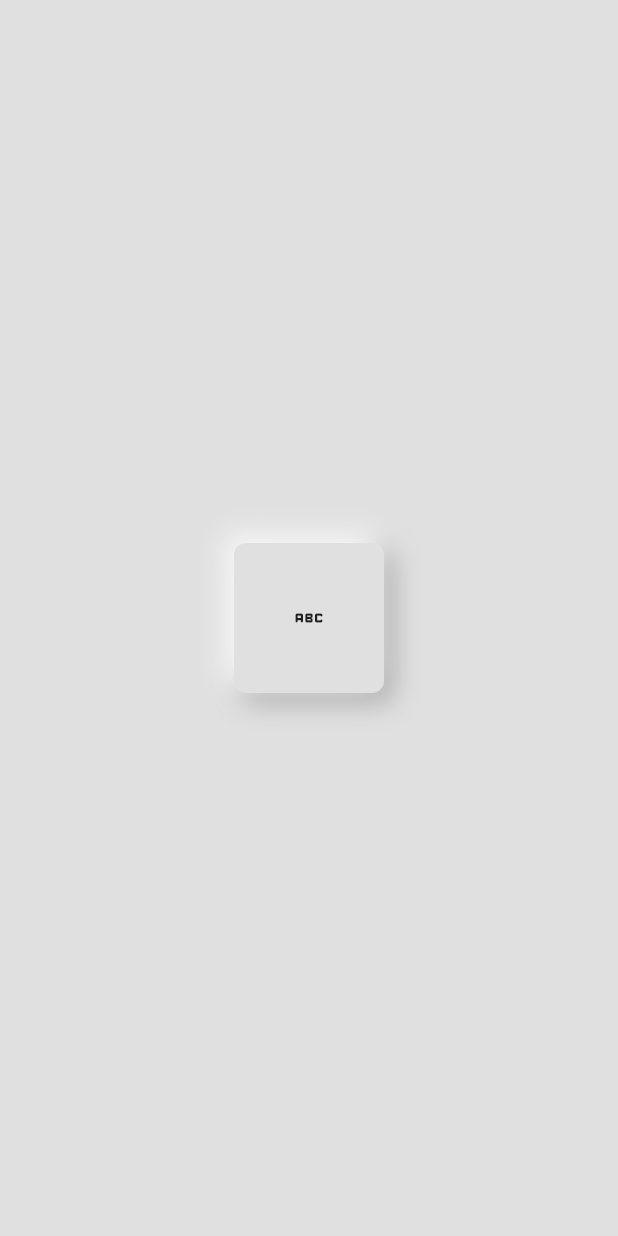
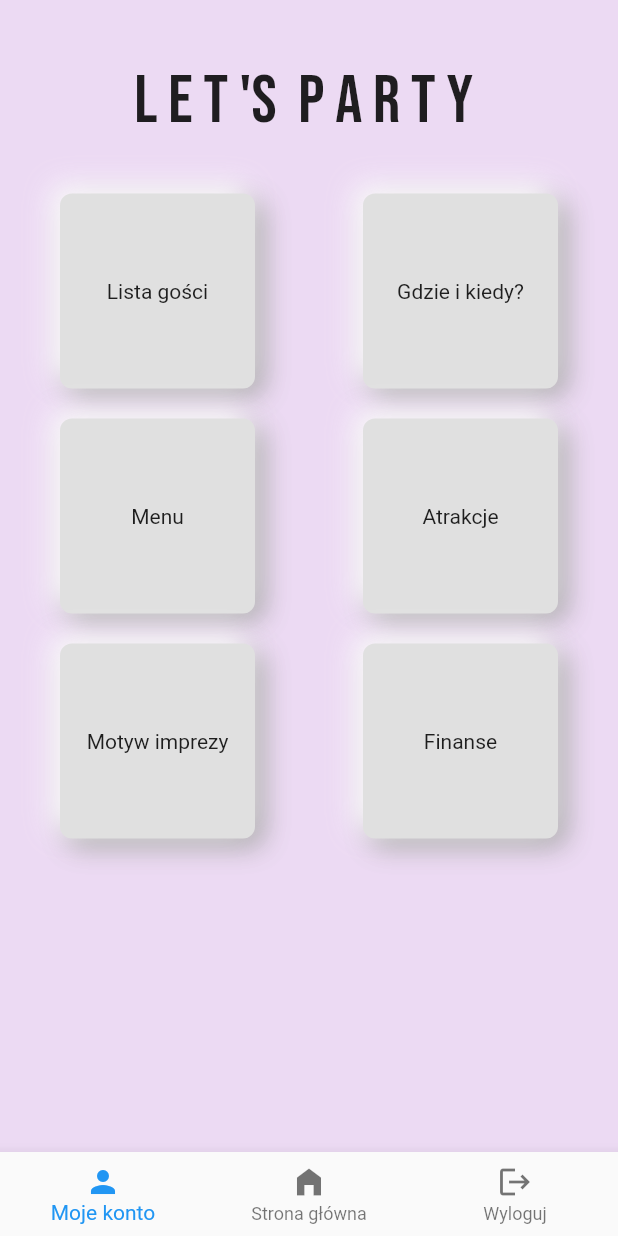
Before and after one commit to agajaworska/letsparty, a Flutter app: the screen it shows after launch, on a phone screen of 412 x 824 dp. Run offline on Flutter 3.47's test engine with Material 2 defaults, Android fonts, the phone set to English and light mode, and no system bars; our stand-ins replace google_fonts.

Commit message:
Add NewBoxes and BottomNavigationBar to home_page

```diff
--- a/lib/pages/home_page/home_page.dart
+++ b/lib/pages/home_page/home_page.dart
@@ -1,4 +1,5 @@
 import 'package:flutter/material.dart';
+import 'package:google_fonts/google_fonts.dart';
 import 'package:letsparty/features/new_box.dart';
 
 class HomePage extends StatelessWidget {
@@ -9,16 +10,101 @@ class HomePage extends StatelessWidget {
   @override
   Widget build(BuildContext context) {
     return Scaffold(
-      backgroundColor: Colors.grey[300],
-      body: const Center(
-        child: SizedBox(
-          width: 100,
-          height: 100,
-          child: NewBox(
-            child: Icon(Icons.abc_rounded),
+      backgroundColor: Color.fromARGB(210, 232, 210, 240),
+      body: Center(
+        child: Padding(
+          padding: const EdgeInsets.all(30.0),
+          child: Column(
+            children: [
+              SizedBox(
+                height: 10,
+              ),
+              Text(
+                'L E T \'S  P A R T Y ',
+                style: GoogleFonts.bebasNeue(fontSize: 45),
+              ),
+              const SizedBox(
+                height: 25,
+              ),
+              Padding(
+                padding: const EdgeInsets.all(10.0),
+                child: Row(
+                  mainAxisAlignment: MainAxisAlignment.spaceBetween,
+                  children: const [
+                    SizedBox(
+                      height: 130,
+                      width: 130,
+                      child: NewBox(
+                        child: Text('Lista gości'),
+                      ),
+                    ),
+                    SizedBox(
+                      height: 130,
+                      width: 130,
+                      child: NewBox(
+                        child: Text('Gdzie i kiedy?'),
+                      ),
+                    ),
+                  ],
+                ),
+              ),
+              Padding(
+                padding: const EdgeInsets.all(10.0),
+                child: Row(
+                  mainAxisAlignment: MainAxisAlignment.spaceBetween,
+                  children: const [
+                    SizedBox(
+                      height: 130,
+                      width: 130,
+                      child: NewBox(
+                        child: Text('Menu'),
+                      ),
+                    ),
+                    SizedBox(
+                      height: 130,
+                      width: 130,
+                      child: NewBox(
+                        child: Text('Atrakcje'),
+                      ),
+                    ),
+                  ],
+                ),
+              ),
+              Padding(
+                padding: const EdgeInsets.all(10.0),
+                child: Row(
+                  mainAxisAlignment: MainAxisAlignment.spaceBetween,
+                  children: const [
+                    SizedBox(
+                      height: 130,
+                      width: 130,
+                      child: NewBox(
+                        child: Text('Motyw imprezy'),
+                      ),
+                    ),
+                    SizedBox(
+                      height: 130,
+                      width: 130,
+                      child: NewBox(
+                        child: Text('Finanse'),
+                      ),
+                    ),
+                  ],
+                ),
+              ),
+            ],
           ),
         ),
       ),
+      bottomNavigationBar: (BottomNavigationBar(
+        items: const [
+          BottomNavigationBarItem(
+              icon: Icon(Icons.person), label: 'Moje konto'),
+          BottomNavigationBarItem(
+              icon: Icon(Icons.home_filled), label: 'Strona główna'),
+          BottomNavigationBarItem(icon: Icon(Icons.logout), label: 'Wyloguj'),
+        ],
+      )),
     );
   }
 }
--- a/pubspec.yaml
+++ b/pubspec.yaml
@@ -34,6 +34,7 @@ dependencies:
   # The following adds the Cupertino Icons font to your application.
   # Use with the CupertinoIcons class for iOS style icons.
   cupertino_icons: ^1.0.2
+  google_fonts: ^3.0.1
 
 dev_dependencies:
   flutter_test:
```
Also changed, not shown: pubspec.lock, 10 other files.
